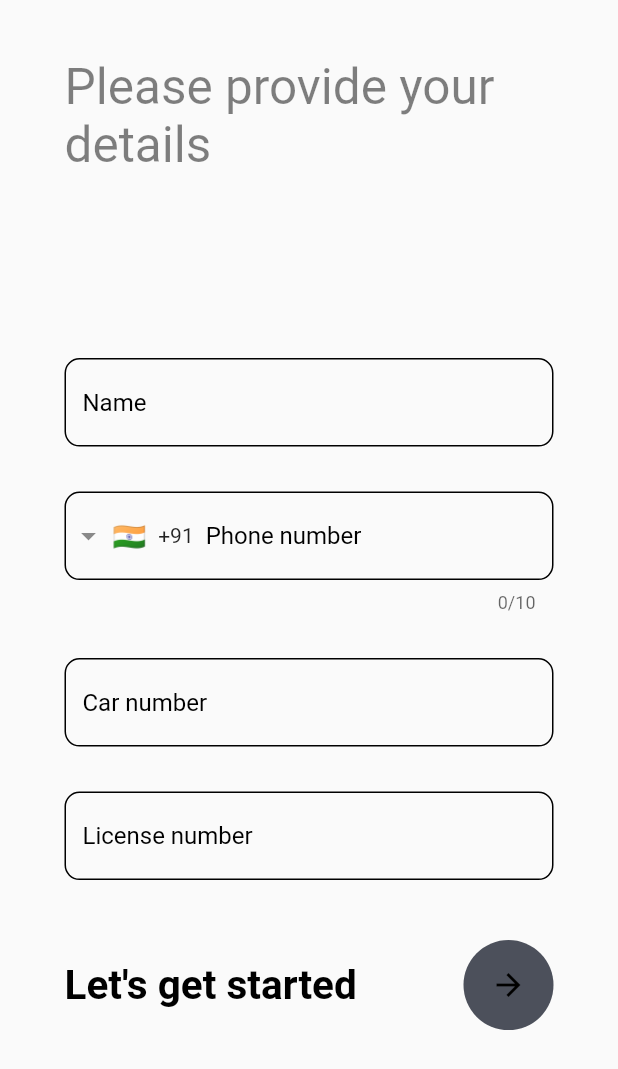
After one commit to sauravshetty473/drive, a Flutter app: the DriverDetails screen opened directly, on a phone screen of 412 x 824 dp. The commit adds this screen. Shown: the top 1069 px of the screen. Run offline on Flutter 3.47's test engine with Material 2 defaults, Android fonts, the phone set to English and light mode, and no system bars; drawn by our look-alikes of intl_phone_field; our stand-ins replace awesome_snackbar_content, flutter_hooks, google_fonts, google_maps_flutter, hooks_riverpod, lottie; missing offline and left inert: flutter_google_places, google_api_headers, google_maps_webservice, jovial_svg, open_street_map_search_and_pick, scaled_app and 2 more; statements that could not run were skipped; project files that could hold a hidden picture were left out.

Commit message:
Adding driver page

```diff
--- a/lib/main_services.dart
+++ b/lib/main_services.dart
@@ -99,16 +99,35 @@ class MainServices extends ChangeNotifier {
       // Encode the function parameters
       final response = await _web3client.call(
         contract: _deployedContract,
-        function: _sayHello,
+        function: _registerAsPassenger,
         params: [],
       );
       print('no');
       print(response);
 
-      debugPrint('Active request created: $response');
+      debugPrint('User registered: $response');
     } catch (e) {
       print(e);
-      debugPrint('Error creating active request: $e');
+      debugPrint('Error registering user: $e');
+    }
+  }
+
+  Future<void> register(String name, String phonenumber) async {
+    print('what');
+    try {
+      // Encode the function parameters
+      final response = await _web3client.call(
+        contract: _deployedContract,
+        function: _registerAsPassenger,
+        params: [name, phonenumber],
+      );
+      print('no');
+      print(response);
+
+      debugPrint('User registered: $response');
+    } catch (e) {
+      print(e);
+      debugPrint('Error registering user: $e');
     }
   }
 }
--- /dev/null
+++ b/lib/pages/Login/driverdetails.dart
@@ -0,0 +1,212 @@
+import 'package:drive/main_services.dart';
+import 'package:flutter/material.dart';
+import 'package:hooks_riverpod/hooks_riverpod.dart';
+import 'package:intl_phone_field/intl_phone_field.dart';
+import 'package:intl_phone_field/phone_number.dart';
+
+class DriverDetails extends StatefulHookConsumerWidget {
+  const DriverDetails({super.key});
+
+  @override
+  ConsumerState createState() => _DriverDetailsState();
+}
+
+class _DriverDetailsState extends ConsumerState<DriverDetails> {
+  late String name;
+  late String phonenum;
+  TextEditingController namecontroller = TextEditingController();
+  TextEditingController numbercontroller = TextEditingController();
+  TextEditingController carnumber = TextEditingController();
+  TextEditingController license = TextEditingController();
+
+  PhoneNumber number =
+      PhoneNumber(countryISOCode: 'IN', number: '91', countryCode: '91');
+
+  @override
+  Widget build(BuildContext context) {
+    final msClass = ref.watch(msProvider.notifier);
+
+    return Scaffold(
+      body: SafeArea(
+        child: Padding(
+          padding: EdgeInsets.all(8.0),
+          child: Stack(
+            children: [
+              Container(
+                padding: EdgeInsets.only(left: 35, top: 30),
+                child: Text(
+                  'Please provide your details',
+                  style: TextStyle(
+                      color: Colors.black.withOpacity(0.5), fontSize: 33),
+                ),
+              ),
+              SingleChildScrollView(
+                child: Container(
+                  padding: EdgeInsets.only(
+                      top: MediaQuery.of(context).size.height * 0.28),
+                  child: Column(
+                    crossAxisAlignment: CrossAxisAlignment.start,
+                    children: [
+                      Container(
+                        margin: EdgeInsets.only(left: 35, right: 35),
+                        child: Column(
+                          children: [
+                            TextFormField(
+                              style: TextStyle(color: Colors.black),
+                              controller: namecontroller,
+                              validator: (text) {
+                                if (text == null || text.isEmpty) {
+                                  return 'Text is empty';
+                                }
+                                return null;
+                              },
+                              decoration: InputDecoration(
+                                  enabledBorder: OutlineInputBorder(
+                                    borderRadius: BorderRadius.circular(10),
+                                    borderSide: BorderSide(
+                                      color: Colors.black,
+                                    ),
+                                  ),
+                                  focusedBorder: OutlineInputBorder(
+                                    borderRadius: BorderRadius.circular(10),
+                                    borderSide: BorderSide(
+                                      color: Colors.black,
+                                    ),
+                                  ),
+                                  hintText: "Name",
+                                  hintStyle: TextStyle(color: Colors.black),
+                                  border: OutlineInputBorder(
+                                    borderRadius: BorderRadius.circular(10),
+                                  )),
+                            ),
+                            SizedBox(
+                              height: 30,
+                            ),
+                            IntlPhoneField(
+                              style: TextStyle(color: Colors.black),
+                              controller: numbercontroller,
+                              initialCountryCode: 'IN',
+                              keyboardType: TextInputType.number,
+                              decoration: InputDecoration(
+                                  enabledBorder: OutlineInputBorder(
+                                    borderRadius: BorderRadius.circular(10),
+                                    borderSide: BorderSide(
+                                      color: Colors.black,
+                                    ),
+                                  ),
+                                  focusedBorder: OutlineInputBorder(
+                                    borderRadius: BorderRadius.circular(10),
+                                    borderSide: BorderSide(
+                                      color: Colors.black,
+                                    ),
+                                  ),
+                                  hintText: "Phone number",
+                                  hintStyle: TextStyle(color: Colors.black),
+                                  border: OutlineInputBorder(
+                                    borderRadius: BorderRadius.circular(10),
+                                  )),
+                            ),
+                            SizedBox(
+                              height: 30,
+                            ),
+                            TextFormField(
+                              style: TextStyle(color: Colors.black),
+                              controller: carnumber,
+                              validator: (text) {
+                                if (text == null || text.isEmpty) {
+                                  return 'Text is empty';
+                                }
+                                return null;
+                              },
+                              decoration: InputDecoration(
+                                  enabledBorder: OutlineInputBorder(
+                                    borderRadius: BorderRadius.circular(10),
+                                    borderSide: BorderSide(
+                                      color: Colors.black,
+                                    ),
+                                  ),
+                                  focusedBorder: OutlineInputBorder(
+                                    borderRadius: BorderRadius.circular(10),
+                                    borderSide: BorderSide(
+                                      color: Colors.black,
+                                    ),
+                                  ),
+                                  hintText: "Car number",
+                                  hintStyle: TextStyle(color: Colors.black),
+                                  border: OutlineInputBorder(
+                                    borderRadius: BorderRadius.circular(10),
+                                  )),
+                            ),
+                            SizedBox(
+                              height: 30,
+                            ),
+                            TextFormField(
+                              style: TextStyle(color: Colors.black),
+                              controller: license,
+                              validator: (text) {
+                                if (text == null || text.isEmpty) {
+                                  return 'Text is empty';
+                                }
+                                return null;
+                              },
+                              decoration: InputDecoration(
+                                  enabledBorder: OutlineInputBorder(
+                                    borderRadius: BorderRadius.circular(10),
+                                    borderSide: BorderSide(
+                                      color: Colors.black,
+                                    ),
+                                  ),
+                                  focusedBorder: OutlineInputBorder(
+                                    borderRadius: BorderRadius.circular(10),
+                                    borderSide: BorderSide(
+                                      color: Colors.black,
+                                    ),
+                                  ),
+                                  hintText: "License number",
+                                  hintStyle: TextStyle(color: Colors.black),
+                                  border: OutlineInputBorder(
+                                    borderRadius: BorderRadius.circular(10),
+                                  )),
+                            ),
+                            SizedBox(
+                              height: 40,
+                            ),
+                            Row(
+                              mainAxisAlignment: MainAxisAlignment.spaceBetween,
+                              children: [
+                                Text(
+                                  "Let's get started",
+                                  style: TextStyle(
+                                      color: Colors.black,
+                                      fontSize: 27,
+                                      fontWeight: FontWeight.w700),
+                                ),
+                                CircleAvatar(
+                                  radius: 30,
+                                  backgroundColor: Color(0xff4c505b),
+                                  child: IconButton(
+                                      color: Colors.black,
+                                      onPressed: () {
+                                        msClass.registerPassenger(
+                                            "Mayank", "7506499595");
+                                      },
+                                      icon: Icon(
+                                        Icons.arrow_forward,
+                                      )),
+                                )
+                              ],
+                            ),
+                          ],
+                        ),
+                      )
+                    ],
+                  ),
+                ),
+              ),
+            ],
+          ),
+        ),
+      ),
+    );
+  }
+}
```
